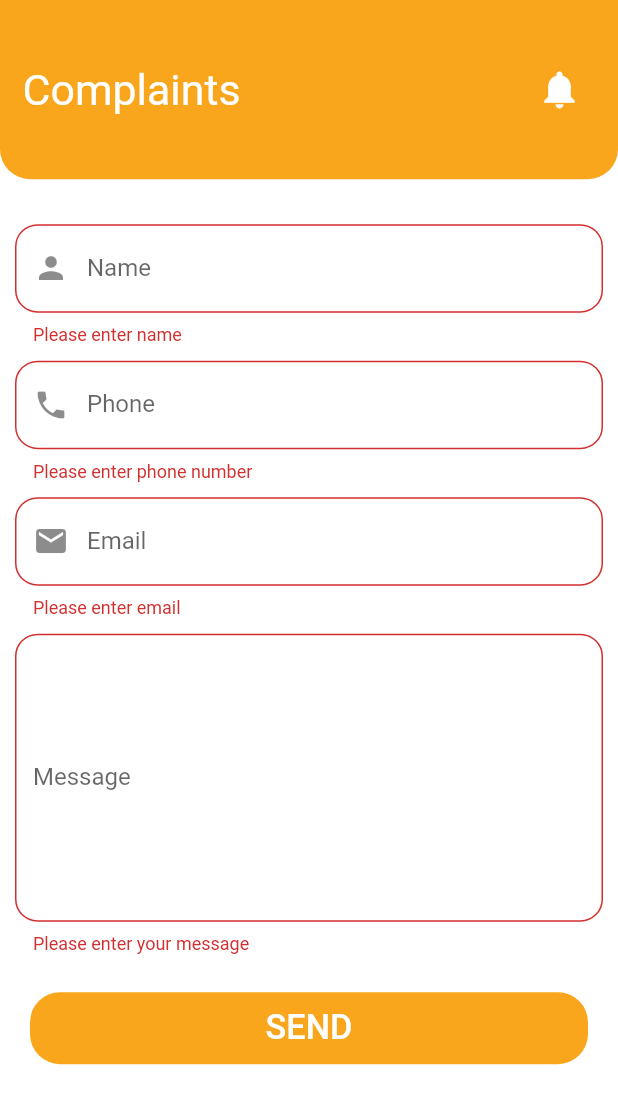
After one commit to Dev-mahmoud123/Shop-App, a Flutter app: the ComplaintsScreen screen opened directly, after a tap on "SEND", on a phone screen of 412 x 824 dp. The commit adds this screen. Shown: the top 1104 px of the screen. Run offline on Flutter 3.47's test engine with Material 2 defaults, Android fonts, the phone set to English and light mode, and no system bars; our stand-ins replace cached_network_image, carousel_pro, flutter_riverpod, flutter_screenutil, fluttertoast, google_maps_flutter and 5 more; missing offline and left inert: flutter_polyline_points; accounts and stored records are empty.

Commit message:
first commit

```diff
--- a/lib/constant/urls.dart
+++ b/lib/constant/urls.dart
@@ -19,6 +19,7 @@ class URL {
   static get changePassword => '$baseURL/change-password';
   static get contacts => '$baseURL/contacts';
   static get faqs => '$baseURL/faqs';
+  static get complaints => '$baseURL/complaints';
 
 
 
--- /dev/null
+++ b/lib/models/complaints/complaints_model.dart
@@ -0,0 +1,51 @@
+class ComplaintsModel {
+  bool status;
+  String message;
+  Data data;
+
+  ComplaintsModel({this.status, this.message, this.data});
+
+  ComplaintsModel.fromJson(Map<String, dynamic> json) {
+    status = json['status'];
+    message = json['message'];
+    data = json['data'] != null ? new Data.fromJson(json['data']) : null;
+  }
+
+  Map<String, dynamic> toJson() {
+    final Map<String, dynamic> data = new Map<String, dynamic>();
+    data['status'] = this.status;
+    data['message'] = this.message;
+    if (this.data != null) {
+      data['data'] = this.data.toJson();
+    }
+    return data;
+  }
+}
+
+class Data {
+  String name;
+  String phone;
+  String email;
+  String message;
+  int id;
+
+  Data({this.name, this.phone, this.email, this.message, this.id});
+
+  Data.fromJson(Map<String, dynamic> json) {
+    name = json['name'];
+    phone = json['phone'];
+    email = json['email'];
+    message = json['message'];
+    id = json['id'];
+  }
+
+  Map<String, dynamic> toJson() {
+    final Map<String, dynamic> data = new Map<String, dynamic>();
+    data['name'] = this.name;
+    data['phone'] = this.phone;
+    data['email'] = this.email;
+    data['message'] = this.message;
+    data['id'] = this.id;
+    return data;
+  }
+}
--- a/lib/provider/providers.dart
+++ b/lib/provider/providers.dart
@@ -6,6 +6,7 @@ import 'package:shopping/provider/password%20_visibility_provider.dart';
 import 'package:shopping/provider/theme_provider.dart';
 import 'package:shopping/services/remote/cart/get_cart_service.dart';
 import 'package:shopping/services/remote/cart/post_cart_service.dart';
+import 'package:shopping/services/remote/complaints/comaplaints_service.dart';
 import 'package:shopping/services/remote/contacts/contacts_service.dart';
 import 'package:shopping/services/remote/faqs/faqs_service.dart';
 import 'package:shopping/services/remote/favorite/get_favorite_service.dart';
@@ -19,6 +20,7 @@ import 'package:shopping/services/remote/user/get_profile_service.dart';
 import 'package:shopping/services/remote/user/update_profile_service.dart';
 import 'package:shopping/viewModels/cart_view_model/get_cart_view_model.dart';
 import 'package:shopping/viewModels/cart_view_model/post_cart_view_model.dart';
+import 'package:shopping/viewModels/complaints_view_model/complaints_view_model.dart';
 import 'package:shopping/viewModels/contacts_view_model/contacts_view_model.dart';
 import 'package:shopping/viewModels/faqs_view_model/faqs_view_model.dart';
 import 'package:shopping/viewModels/favorite_view_model/favorite_view_model.dart';
@@ -133,4 +135,10 @@ final contactViewModelProvider = ChangeNotifierProvider<ContactsViewModel>(
 // FAQs Provider
 final faqsProvider = Provider<FAQsService>((ref) => FAQsService());
 final faqsViewModelProvider =
-    ChangeNotifierProvider((ref) => FAQsViewModel(ref.read));
+    ChangeNotifierProvider<FAQsViewModel>((ref) => FAQsViewModel(ref.read));
+
+// Complaints Provider
+final complaintsProvider =
+    Provider<ComplaintsService>((ref) => ComplaintsService());
+final complaintsViewModelProvider = ChangeNotifierProvider<ComplaintsViewModel>(
+    (ref) => ComplaintsViewModel(ref.read));
--- /dev/null
+++ b/lib/services/remote/complaints/comaplaints_service.dart
@@ -0,0 +1,43 @@
+import 'dart:convert';
+
+import 'package:shopping/constant/urls.dart';
+import 'package:http/http.dart' as http;
+import 'package:shopping/models/complaints/complaints_model.dart';
+
+class ComplaintsService {
+  // ignore: missing_return
+  Future<ComplaintsModel> postComplaints(
+    String name,
+    String email,
+    String phone,
+    String message,
+  ) async {
+    try {
+      final url = Uri.parse(URL.complaints);
+      final response = await http.post(
+        url,
+        body: json.encode(
+          {
+            'name': name,
+            'phone': phone,
+            'email': email,
+            'message': message,
+          },
+        ),
+        headers: {
+          'lang': 'en',
+          'Content-Type': 'application/json',
+        },
+      );
+
+      if (response.statusCode == 200) {
+        String data = response.body;
+        final decodeData = json.decode(data);
+        final result = ComplaintsModel.fromJson(decodeData);
+        return result;
+      }
+    } catch (error) {
+      print(error);
+    }
+  }
+}
--- /dev/null
+++ b/lib/viewModels/complaints_view_model/complaints_view_model.dart
@@ -0,0 +1,30 @@
+import 'package:flutter/material.dart';
+import 'package:flutter_riverpod/flutter_riverpod.dart';
+import 'package:shopping/components/reusable_components.dart';
+import 'package:shopping/models/carts/post_cart_model.dart';
+import 'package:shopping/models/complaints/complaints_model.dart';
+import 'package:shopping/provider/providers.dart';
+
+class ComplaintsViewModel extends ChangeNotifier {
+  final Reader reader;
+
+  ComplaintsViewModel(this.reader);
+
+  // ignore: missing_return
+  Future<ComplaintsModel> sendComplaint({
+    String name,
+    String email,
+    String phone,
+    String message,
+  }) async {
+    final complaints = reader(complaintsProvider);
+
+    final result = await complaints.postComplaints(name, email, phone, message);
+
+    if (result.status) {
+      defaultToast(message: result.message, color: Colors.green);
+      return result;
+    }
+    notifyListeners();
+  }
+}
--- /dev/null
+++ b/lib/views/complaints_screen/complaints_screen.dart
@@ -0,0 +1,153 @@
+import 'package:flutter/material.dart';
+import 'package:shopping/components/reusable_components.dart';
+import 'package:flutter_screenutil/flutter_screenutil.dart';
+import 'package:flutter_riverpod/flutter_riverpod.dart';
+import 'package:shopping/constant/colors.dart';
+import 'package:shopping/provider/providers.dart';
+
+// ignore: must_be_immutable
+class ComplaintsScreen extends StatelessWidget {
+  String name, phone, email, message;
+  final _formKey = GlobalKey<FormState>();
+
+  final TextEditingController _emailController = TextEditingController();
+  final TextEditingController _messageController = TextEditingController();
+  final TextEditingController _nameController = TextEditingController();
+  final TextEditingController _phoneController = TextEditingController();
+
+  clearTextInput() {
+    _nameController.clear();
+    _emailController.clear();
+    _phoneController.clear();
+    _messageController.clear();
+  }
+
+  @override
+  Widget build(BuildContext context) {
+    return Scaffold(
+      body: SingleChildScrollView(
+        child: Column(
+          children: [
+            defaultHeader(height: 100.h, title: 'Complaints', context: context),
+            Form(
+              key: _formKey,
+              child: Column(
+                children: [
+                  Padding(
+                    padding: const EdgeInsets.only(
+                        left: 10, right: 10, top: 30, bottom: 5),
+                    child: defaultTextField(
+                        label: 'Name',
+                        prefixIcon: Icon(Icons.person),
+                        type: TextInputType.name,
+                        controller: _nameController,
+                        validator: (String value) {
+                          if (value.isEmpty) {
+                            return 'Please enter name';
+                          }
+                          return null;
+                        },
+                        onSaved: (value) {
+                          name = value;
+                        }),
+                  ),
+                  Padding(
+                    padding:
+                        const EdgeInsets.symmetric(horizontal: 10, vertical: 5),
+                    child: defaultTextField(
+                        label: 'Phone',
+                        prefixIcon: Icon(Icons.phone),
+                        type: TextInputType.phone,
+                        controller: _phoneController,
+                        validator: (String value) {
+                          if (value.isEmpty) {
+                            return 'Please enter phone number';
+                          }
+                          return null;
+                        },
+                        onSaved: (value) {
+                          phone = value;
+                        }),
+                  ),
+                  Padding(
+                    padding:
+                        const EdgeInsets.symmetric(horizontal: 10, vertical: 5),
+                    child: defaultTextField(
+                        label: 'Email',
+                        prefixIcon: Icon(Icons.email),
+                        type: TextInputType.emailAddress,
+                        controller: _emailController,
+                        validator: (String value) {
+                          if (value.isEmpty) {
+                            return 'Please enter email';
+                          }
+                          return null;
+                        },
+                        onSaved: (value) {
+                          email = value;
+                        }),
+                  ),
+                  Padding(
+                    padding:
+                        const EdgeInsets.symmetric(horizontal: 10, vertical: 5),
+                    child: TextFormField(
+                      decoration: InputDecoration(
+                        labelText: 'Message',
+                        border: OutlineInputBorder(
+                            borderRadius: BorderRadius.circular(15)),
+                      ),
+                      controller: _messageController,
+                      keyboardType: TextInputType.text,
+                      maxLines: 8,
+                      onSaved: (value) {
+                        message = value;
+                      },
+                      validator: (String value) {
+                        if (value.isEmpty) {
+                          return 'Please enter your message';
+                        }
+                        return null;
+                      },
+                    ),
+                  ),
+                  Padding(
+                    padding: const EdgeInsets.symmetric(
+                        horizontal: 20, vertical: 20),
+                    child: Container(
+                        width: double.infinity,
+                        decoration: BoxDecoration(
+                            borderRadius: BorderRadius.circular(20),
+                            color: defaultColor),
+                        child: defaultTextButton(
+                            press: () {
+                              // Dismiss Keyboard
+                              FocusScopeNode currentFocus =
+                                  FocusScope.of(context);
+                              if (!currentFocus.hasPrimaryFocus) {
+                                currentFocus.unfocus();
+                              }
+                              if (_formKey.currentState.validate()) {
+                                context
+                                    .read(complaintsViewModelProvider)
+                                    .sendComplaint(
+                                      name: _nameController.text,
+                                      phone: _phoneController.text,
+                                      email: _emailController.text,
+                                      message: _messageController.text,
+                                    );
+                              }
+                              clearTextInput();
+                            },
+                            text: 'SEND',
+                            color: Colors.white,
+                            fontSize: 20.w)),
+                  ),
+                ],
+              ),
+            ),
+          ],
+        ),
+      ),
+    );
+  }
+}
```
Also changed, not shown: lib/views/settings/setting_screen.dart (+22 -3 lines).
